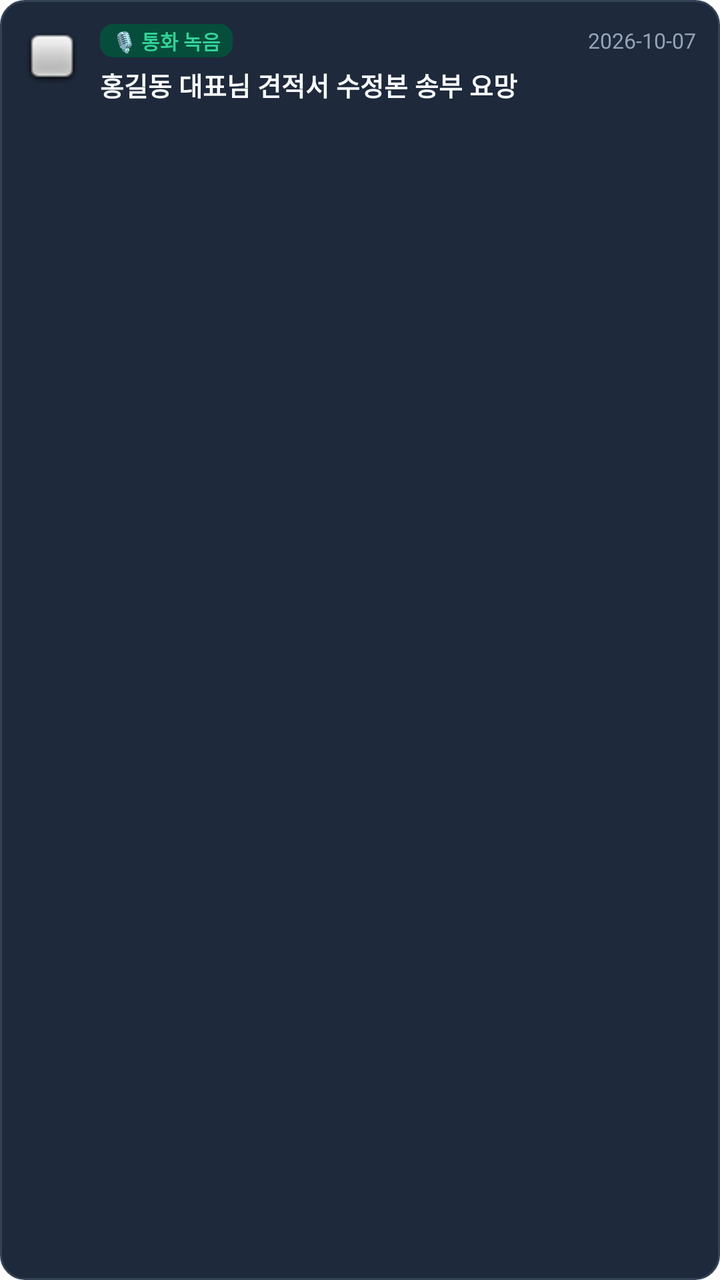
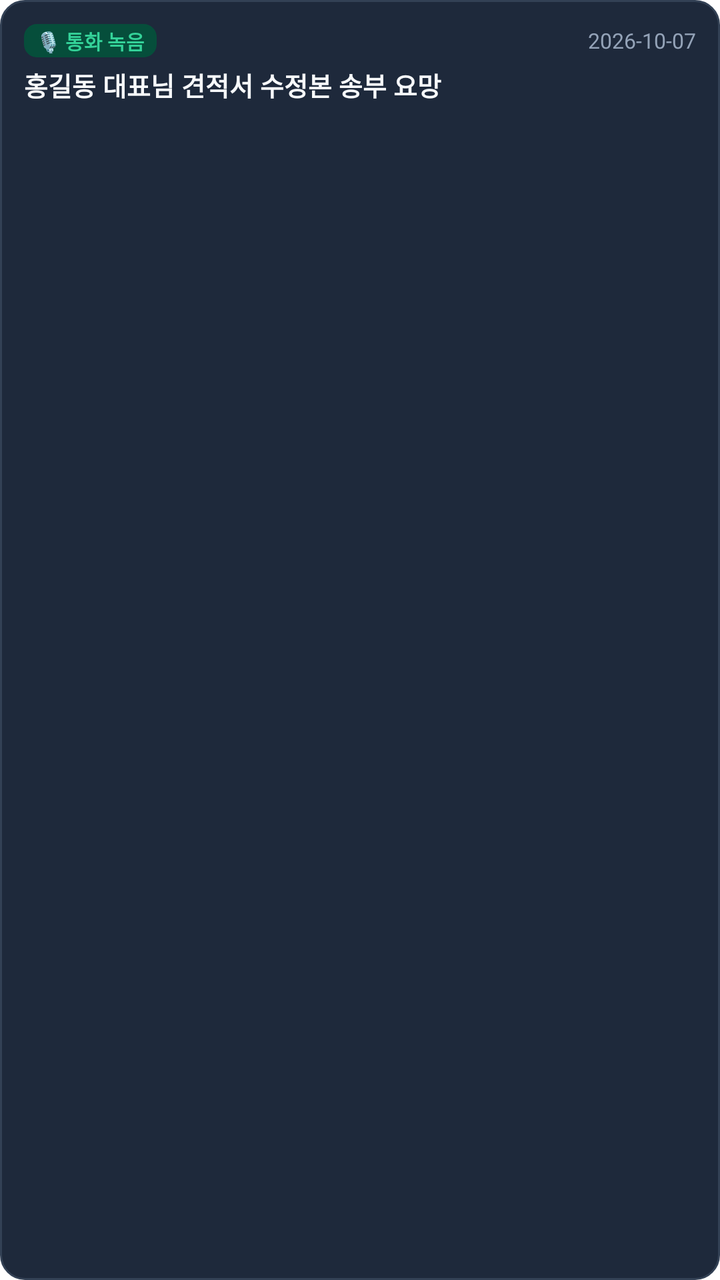

The first picture is an Android layout as it rendered before a commit; the second is the same layout after the commit. The layout source and the unified diff follow.
<!-- AndroidManifest.xml: application theme Theme.SheetBotDepositAgent -->
<!-- res/layout/item_task_row.xml -->
<?xml version="1.0" encoding="utf-8"?>
<LinearLayout xmlns:android="http://schemas.android.com/apk/res/android"
    android:layout_width="match_parent"
    android:layout_height="wrap_content"
    android:orientation="horizontal"
    android:background="@drawable/bg_card_scenario"
    android:padding="12dp"
    android:layout_marginVertical="4dp"
    android:gravity="top">

    
    <ImageView
        android:id="@+id/btnTaskCheck"
        android:layout_width="28dp"
        android:layout_height="28dp"
        android:src="@android:drawable/checkbox_off_background"
        android:contentDescription="완료 여부"
        android:layout_marginEnd="10dp"
        android:layout_marginTop="2dp"
        android:background="?android:attr/selectableItemBackgroundBorderless" />

    
    <LinearLayout
        android:layout_width="0dp"
        android:layout_height="wrap_content"
        android:layout_weight="1"
        android:orientation="vertical">

        
        <LinearLayout
            android:layout_width="match_parent"
            android:layout_height="wrap_content"
            android:orientation="horizontal"
            android:gravity="center_vertical"
            android:layout_marginBottom="4dp">

            <TextView
                android:id="@+id/tvTaskSourceBadge"
                android:layout_width="wrap_content"
                android:layout_height="wrap_content"
                android:text="🎙️ 통화 녹음"
                android:textColor="#34D399"
                android:textSize="10sp"
                android:textStyle="bold"
                android:background="@drawable/bg_badge_version"
                android:backgroundTint="#064E3B"
                android:paddingHorizontal="6dp"
                android:paddingVertical="1dp"
                android:layout_marginEnd="6dp" />

            <TextView
                android:id="@+id/tvTaskStateBadge"
                android:layout_width="wrap_content"
                android:layout_height="wrap_content"
                android:text="(안내문자 발송됨)"
                android:textColor="#E0F2FE"
                android:textSize="10sp"
                android:textStyle="bold"
                android:background="@drawable/bg_badge_version"
                android:backgroundTint="#0284C7"
                android:paddingHorizontal="6dp"
                android:paddingVertical="1dp"
                android:visibility="gone"
                android:layout_marginEnd="6dp" />

            <TextView
                android:id="@+id/tvTaskDueDate"
                android:layout_width="0dp"
                android:layout_height="wrap_content"
                android:layout_weight="1"
                android:text="2026-10-07"
                android:textColor="#94A3B8"
                android:textSize="10.5sp"
                android:gravity="end" />
        </LinearLayout>

        
        <TextView
            android:id="@+id/tvTaskTitle"
            android:layout_width="match_parent"
            android:layout_height="wrap_content"
            android:text="홍길동 대표님 견적서 수정본 송부 요망"
            android:textColor="#F8FAFC"
            android:textSize="13sp"
            android:textStyle="bold"
            android:layout_marginBottom="6dp" />

        
        <LinearLayout
            android:layout_width="match_parent"
            android:layout_height="wrap_content"
            android:orientation="horizontal"
            android:gravity="center_vertical">

            <TextView
                android:id="@+id/tvTaskCustomer"
                android:layout_width="wrap_content"
                android:layout_height="wrap_content"
                android:text="고객: 홍길동"
                android:textColor="#CBD5E1"
                android:textSize="11sp"
                android:visibility="gone"
                android:layout_marginEnd="8dp" />

            <TextView
                android:id="@+id/btnCallCustomer"
                android:layout_width="wrap_content"
                android:layout_height="wrap_content"
                android:text="📞 010-1234-5678"
                android:textColor="#38BDF8"
                android:textSize="11sp"
                android:textStyle="bold"
                android:background="?android:attr/selectableItemBackground"
                android:padding="2dp"
                android:visibility="gone" />
        </LinearLayout>
    </LinearLayout>

</LinearLayout>
<!-- resources referenced by this layout -->
<resources>
  <!-- drawable bg_badge_version (drawable) -->
  <?xml version="1.0" encoding="utf-8"?>
  <shape xmlns:android="http://schemas.android.com/apk/res/android"
      android:shape="rectangle">
      <corners android:radius="6dp" />
      <solid android:color="#064E3B" />
      <stroke android:width="1dp" android:color="#059669" />
  </shape>
  <!-- drawable bg_card_scenario (drawable) -->
  <?xml version="1.0" encoding="utf-8"?>
  <shape xmlns:android="http://schemas.android.com/apk/res/android"
      android:shape="rectangle">
      <corners android:radius="12dp" />
      <solid android:color="#1E293B" />
      <stroke android:width="1dp" android:color="#334155" />
  </shape>
  <style name="Theme.SheetBotDepositAgent" parent="Theme.MaterialComponents.DayNight.NoActionBar">
          <item name="colorPrimary">@color/purple_500</item>
          <item name="colorPrimaryVariant">@color/purple_700</item>
          <item name="colorOnPrimary">@color/white</item>
          <item name="colorSecondary">@color/teal_200</item>
          <item name="colorSecondaryVariant">@color/teal_700</item>
          <item name="colorOnSecondary">@color/black</item>
          <item name="android:statusBarColor">#0F172A</item>
      </style>
  <color name="purple_500">#4F46E5</color>
  <color name="purple_700">#4338CA</color>
  <color name="white">#FFFFFFFF</color>
  <color name="teal_200">#10B981</color>
  <color name="teal_700">#059669</color>
  <color name="black">#000000</color>
</resources>

<!-- the commit's change to res/layout/item_task_row.xml (unified diff, before → after) -->
@@ -17,6 +17,7 @@
         android:contentDescription="완료 여부"
         android:layout_marginEnd="10dp"
         android:layout_marginTop="2dp"
+        android:visibility="gone"
         android:background="?android:attr/selectableItemBackgroundBorderless" />
 
     
